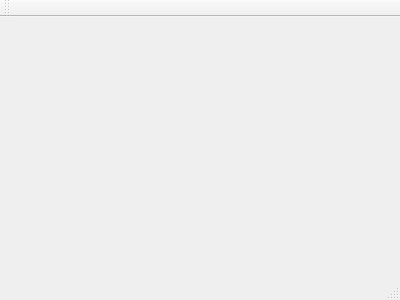
Above: projects/neuralnetworks/qt/rpiCommander/mainwindow.ui from bensinghbeno/design-engine before the change. Below: the same form after it.
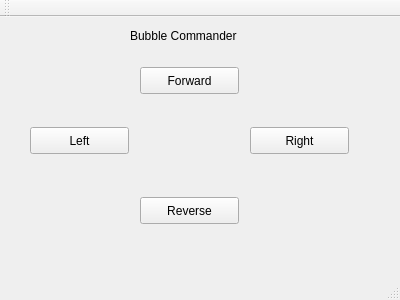
That is the form after the change.

Commit message: bubble commander ui added

```diff
--- a/projects/neuralnetworks/qt/rpiCommander/mainwindow.ui
+++ b/projects/neuralnetworks/qt/rpiCommander/mainwindow.ui
@@ -12,13 +12,94 @@
   <property name="windowTitle" >
    <string>MainWindow</string>
   </property>
-  <widget class="QMenuBar" name="menuBar" />
-  <widget class="QToolBar" name="mainToolBar" />
-  <widget class="QWidget" name="centralWidget" />
-  <widget class="QStatusBar" name="statusBar" />
+  <widget class="QWidget" name="centralWidget">
+   <widget class="QLabel" name="label">
+    <property name="geometry">
+     <rect>
+      <x>130</x>
+      <y>10</y>
+      <width>141</width>
+      <height>17</height>
+     </rect>
+    </property>
+    <property name="text">
+     <string>Bubble Commander</string>
+    </property>
+   </widget>
+   <widget class="QPushButton" name="FORWARD">
+    <property name="geometry">
+     <rect>
+      <x>140</x>
+      <y>50</y>
+      <width>99</width>
+      <height>27</height>
+     </rect>
+    </property>
+    <property name="text">
+     <string>Forward</string>
+    </property>
+   </widget>
+   <widget class="QPushButton" name="REVERSE">
+    <property name="geometry">
+     <rect>
+      <x>140</x>
+      <y>180</y>
+      <width>99</width>
+      <height>27</height>
+     </rect>
+    </property>
+    <property name="text">
+     <string>Reverse</string>
+    </property>
+   </widget>
+   <widget class="QPushButton" name="LEFT">
+    <property name="geometry">
+     <rect>
+      <x>30</x>
+      <y>110</y>
+      <width>99</width>
+      <height>27</height>
+     </rect>
+    </property>
+    <property name="text">
+     <string>Left</string>
+    </property>
+   </widget>
+   <widget class="QPushButton" name="RIGHT">
+    <property name="geometry">
+     <rect>
+      <x>250</x>
+      <y>110</y>
+      <width>99</width>
+      <height>27</height>
+     </rect>
+    </property>
+    <property name="text">
+     <string>Right</string>
+    </property>
+   </widget>
+  </widget>
+  <widget class="QMenuBar" name="menuBar">
+   <property name="geometry">
+    <rect>
+     <x>0</x>
+     <y>0</y>
+     <width>400</width>
+     <height>25</height>
+    </rect>
+   </property>
+  </widget>
+  <widget class="QToolBar" name="mainToolBar">
+   <attribute name="toolBarArea">
+    <enum>TopToolBarArea</enum>
+   </attribute>
+   <attribute name="toolBarBreak">
+    <bool>false</bool>
+   </attribute>
+  </widget>
+  <widget class="QStatusBar" name="statusBar"/>
  </widget>
- <layoutDefault spacing="6" margin="11" />
- <pixmapfunction></pixmapfunction>
+ <layoutdefault spacing="6" margin="11"/>
  <resources/>
  <connections/>
 </ui>
```
Left out of the diff: 7 changed lines with no effect on the pictures. The commit also changes 10 other files.
